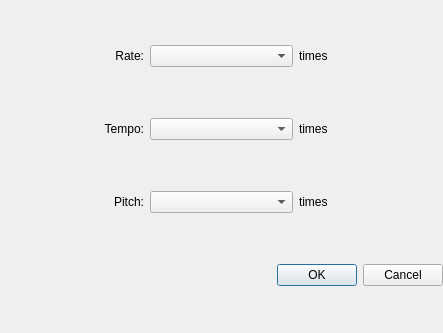
Qt form changefactordialog.ui (TravisCao/MusicMonster) before a commit.
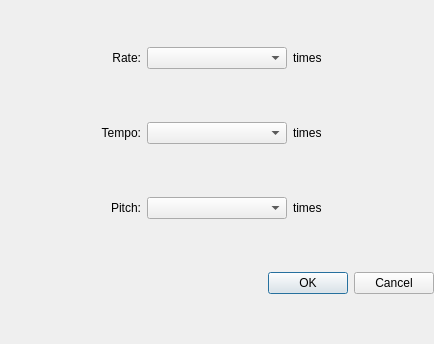
The same form after that commit.

Diff of the .ui file:
```diff
--- a/changefactordialog.ui
+++ b/changefactordialog.ui
@@ -6,8 +6,8 @@
    <rect>
     <x>0</x>
     <y>0</y>
-    <width>443</width>
-    <height>333</height>
+    <width>434</width>
+    <height>344</height>
    </rect>
   </property>
   <property name="windowTitle">
```
Left out of the diff: 50 changed lines with no effect on the pictures.
